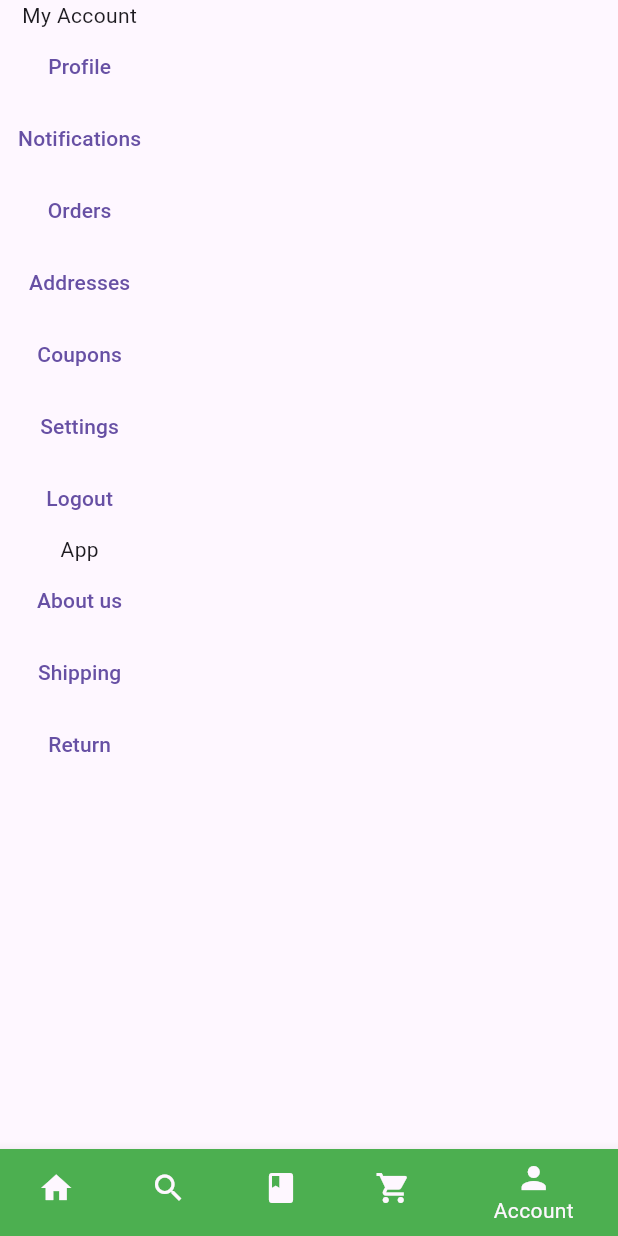
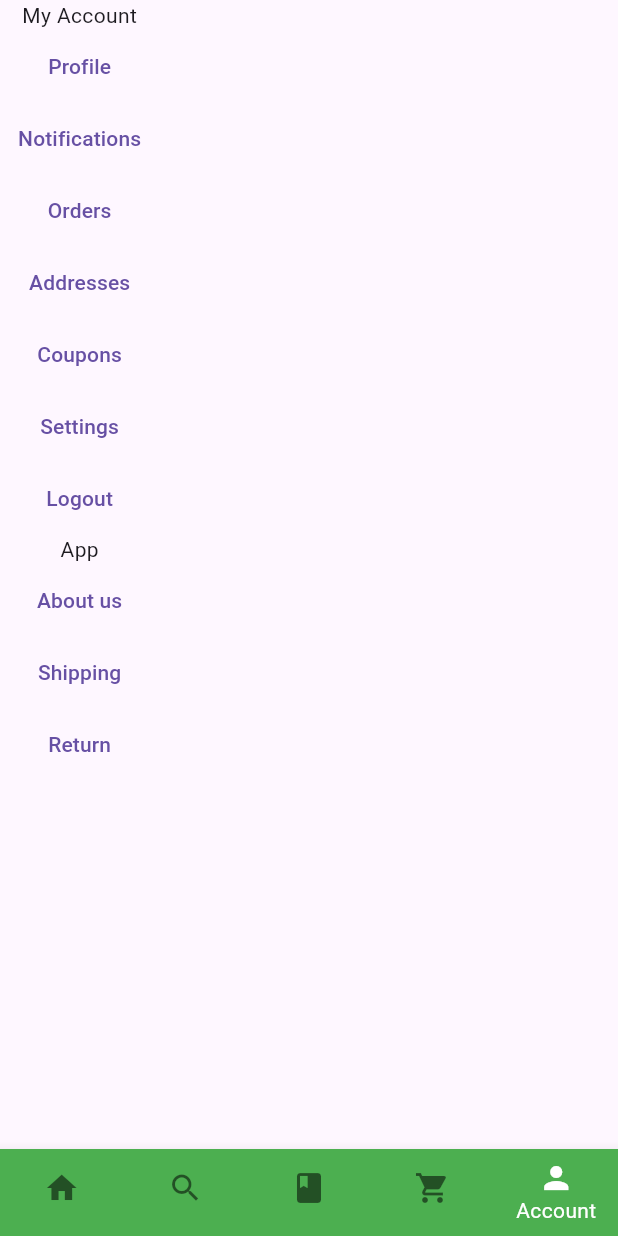
Before and after one commit to Amirelo/bookstoreflutter, a Flutter app: the MainScreen screen opened directly, item 5 of the bottom bar chosen, on a phone screen of 412 x 824 dp. Run offline on Flutter 3.47's test engine with Material 3 defaults, Android fonts, the phone set to English and light mode, and no system bars; network calls fail.

Commit message:
Fix bottom navigation bar background color not working correctly

```diff
--- /dev/null
+++ b/lib/src/constants/app_constant.dart
@@ -0,0 +1,9 @@
+const NAV_PROFILE = "PROFILE";
+const NAV_NOTIFICATION = "NOTIFICATION";
+const NAV_ORDER = "ORDER";
+const NAV_ADDRESS = "ADDRESS";
+const NAV_COUPON = "COUPON";
+const NAV_SETTING = "SETTING";
+const NAV_ABOUT_US = "ABOUTUS";
+const NAV_SHIPPING = "SHIPPING";
+const NAV_RETURN_POLICY = "RETURNPOLICY";
--- a/lib/src/screens/bottom_nav/account_screen.dart
+++ b/lib/src/screens/bottom_nav/account_screen.dart
@@ -1,24 +1,88 @@
+import 'package:bookstore/src/screens/home/account/about_us_screen.dart';
+import 'package:bookstore/src/screens/home/account/address_screen.dart';
+import 'package:bookstore/src/screens/home/account/coupon_screen.dart';
+import 'package:bookstore/src/screens/home/account/notification_screen.dart';
+import 'package:bookstore/src/screens/home/account/order_screen.dart';
+import 'package:bookstore/src/screens/home/account/profile_screen.dart';
+import 'package:bookstore/src/screens/home/account/return_screen.dart';
+import 'package:bookstore/src/screens/home/account/setting_screen.dart';
+import 'package:bookstore/src/screens/home/account/shipping_screen.dart';
 import 'package:flutter/material.dart';
+import '../../constants/app_constant.dart' as Constants;
 
 class AccountScreen extends StatelessWidget {
   const AccountScreen({super.key});
-
   @override
   Widget build(BuildContext context) {
+    void onCardPress(String navName) {
+      Widget screen;
+      switch (navName) {
+        case Constants.NAV_PROFILE:
+          screen = ProfileScreen();
+          break;
+        case Constants.NAV_NOTIFICATION:
+          screen = NotifcationScreen();
+          break;
+        case Constants.NAV_ORDER:
+          screen = OrderScreen();
+          break;
+        case Constants.NAV_ADDRESS:
+          screen = AddressScreen();
+          break;
+        case Constants.NAV_COUPON:
+          screen = CouponScreen();
+          break;
+        case Constants.NAV_SETTING:
+          screen = SettingScreen();
+          break;
+        case Constants.NAV_ABOUT_US:
+          screen = AboutUsScreen();
+          break;
+        case Constants.NAV_SETTING:
+          screen = ShippingScreen();
+          break;
+        case Constants.NAV_RETURN_POLICY:
+          screen = ReturnScreen();
+          break;
+        default:
+          debugPrint("No path found");
+          screen = AccountScreen();
+      }
+      Navigator.push(context, MaterialPageRoute(builder: (context) => screen));
+    }
+
     return (Scaffold(
       body: Column(children: [
         const Text("My Account"),
-        TextButton(onPressed: () {}, child: const Text("Profile")),
-        TextButton(onPressed: () {}, child: const Text("Notifications")),
-        TextButton(onPressed: () {}, child: const Text("Orders")),
-        TextButton(onPressed: () {}, child: const Text("Addresses")),
-        TextButton(onPressed: () {}, child: const Text("Coupons")),
-        TextButton(onPressed: () {}, child: const Text("Settings")),
+        TextButton(
+            onPressed: () => onCardPress(Constants.NAV_PROFILE),
+            child: const Text("Profile")),
+        TextButton(
+            onPressed: () => onCardPress(Constants.NAV_NOTIFICATION),
+            child: const Text("Notifications")),
+        TextButton(
+            onPressed: () => onCardPress(Constants.NAV_ORDER),
+            child: const Text("Orders")),
+        TextButton(
+            onPressed: () => onCardPress(Constants.NAV_ADDRESS),
+            child: const Text("Addresses")),
+        TextButton(
+            onPressed: () => onCardPress(Constants.NAV_COUPON),
+            child: const Text("Coupons")),
+        TextButton(
+            onPressed: () => onCardPress(Constants.NAV_SETTING),
+            child: const Text("Settings")),
         TextButton(onPressed: () {}, child: const Text("Logout")),
         const Text("App"),
-        TextButton(onPressed: () {}, child: const Text("About us")),
-        TextButton(onPressed: () {}, child: const Text("Shipping")),
-        TextButton(onPressed: () {}, child: const Text("Return")),
+        TextButton(
+            onPressed: () => onCardPress(Constants.NAV_ABOUT_US),
+            child: const Text("About us")),
+        TextButton(
+            onPressed: () => onCardPress(Constants.NAV_SHIPPING),
+            child: const Text("Shipping")),
+        TextButton(
+            onPressed: () => onCardPress(Constants.NAV_RETURN_POLICY),
+            child: const Text("Return")),
       ]),
     ));
   }
--- a/lib/src/screens/home/main_screen.dart
+++ b/lib/src/screens/home/main_screen.dart
@@ -35,13 +35,13 @@ class _MainScreenState extends State<MainScreen> {
       body: SafeArea(child: screens.elementAt(selectedIndex)),
       bottomNavigationBar: BottomNavigationBar(
         currentIndex: selectedIndex,
+        type: BottomNavigationBarType.fixed,
         onTap: onItemTapped,
         backgroundColor: Colors.green,
+        selectedItemColor: Colors.white,
+        showUnselectedLabels: false,
         items: const [
-          BottomNavigationBarItem(
-              icon: Icon(Icons.home),
-              label: "Home",
-              backgroundColor: Colors.green),
+          BottomNavigationBarItem(icon: Icon(Icons.home), label: "Home"),
           BottomNavigationBarItem(icon: Icon(Icons.search), label: "Search"),
           BottomNavigationBarItem(icon: Icon(Icons.book), label: "E-Book"),
           BottomNavigationBarItem(
```
Also changed, not shown: lib/src/screens/auth/splash_screen.dart (+8 -1 lines).
